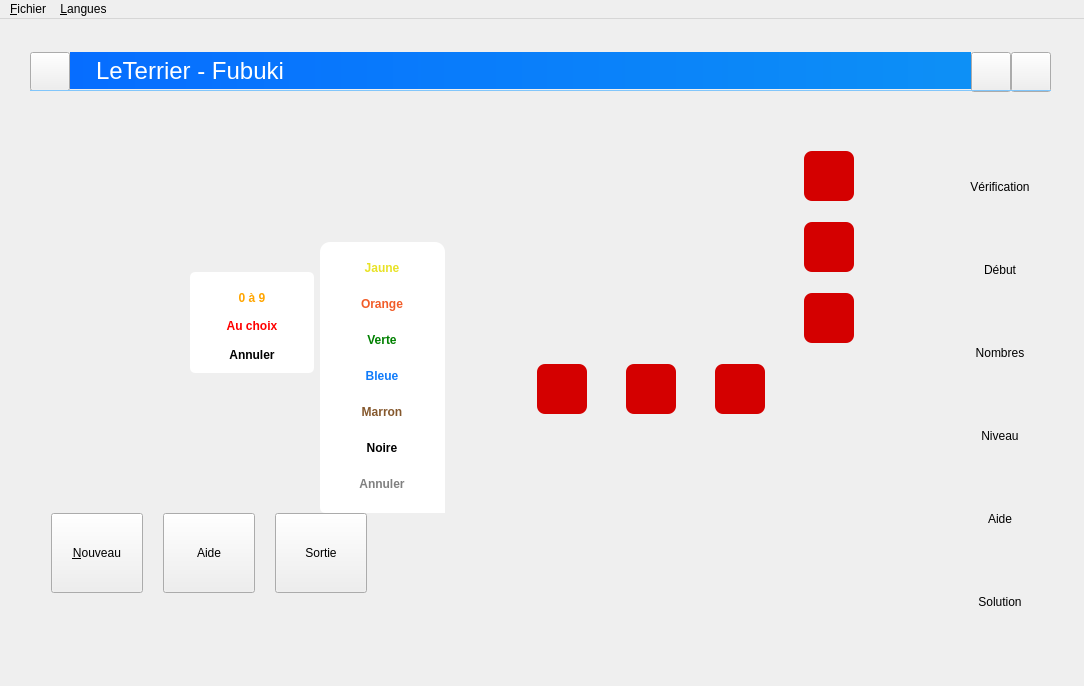
The window that mainwindow.ui (Txikilinux/leterrier-fubuki) describes before a commit, drawn with Qt 5.
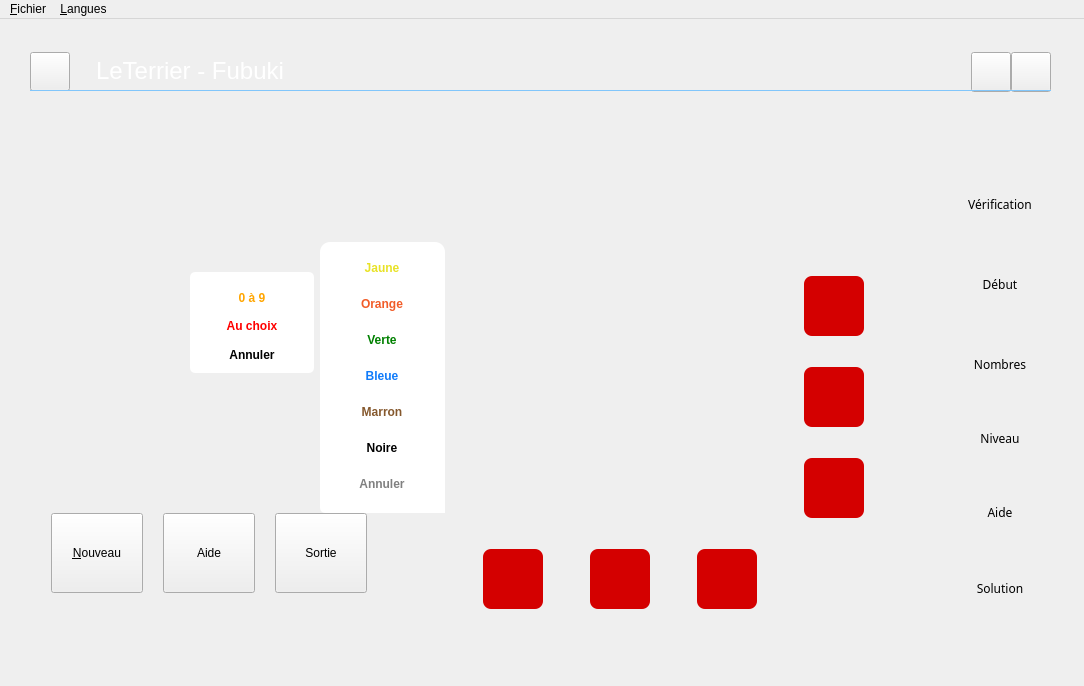
The same window after the commit. Icons and pictures are not drawn. Custom widgets are drawn as their Qt base class.

Patch:
```diff
--- a/mainwindow.ui
+++ b/mainwindow.ui
@@ -34,7 +34,7 @@
   <widget class="QWidget" name="centralWidget">
    <property name="styleSheet">
     <string notr="true">QWidget#widgetContainer {
-background-color:blue
+background-color:transparent;
 }</string>
    </property>
    <layout class="QGridLayout" name="gridLayout">
@@ -43,7 +43,7 @@
       <property name="minimumSize">
        <size>
         <width>1024</width>
-        <height>600</height>
+        <height>550</height>
        </size>
       </property>
       <property name="maximumSize">
@@ -315,9 +315,9 @@
        <widget class="QFrame" name="frmAireTravail">
         <property name="geometry">
          <rect>
-          <x>420</x>
+          <x>390</x>
           <y>40</y>
-          <width>501</width>
+          <width>531</width>
           <height>561</height>
          </rect>
         </property>
@@ -424,10 +424,10 @@
         <widget class="QFrame" name="frmCases">
          <property name="geometry">
           <rect>
-           <x>0</x>
-           <y>0</y>
-           <width>481</width>
-           <height>381</height>
+           <x>30</x>
+           <y>160</y>
+           <width>444</width>
+           <height>380</height>
           </rect>
          </property>
          <property name="minimumSize">
@@ -441,62 +441,23 @@
          </property>
          <layout class="QGridLayout" name="layoutCases">
           <property name="leftMargin">
-           <number>50</number>
+           <number>3</number>
           </property>
           <property name="topMargin">
-           <number>40</number>
-          </property>
-          <property name="rightMargin">
-           <number>40</number>
-          </property>
-          <property name="bottomMargin">
-           <number>40</number>
-          </property>
-          <property name="spacing">
            <number>2</number>
           </property>
-          <item row="0" column="0">
-           <widget class="QPushButton" name="btnCase0">
-            <property name="sizePolicy">
-             <sizepolicy hsizetype="Fixed" vsizetype="Fixed">
-              <horstretch>0</horstretch>
-              <verstretch>0</verstretch>
-             </sizepolicy>
-            </property>
-            <property name="minimumSize">
-             <size>
-              <width>50</width>
-              <height>50</height>
-             </size>
-            </property>
-            <property name="maximumSize">
-             <size>
-              <width>50</width>
-              <height>50</height>
-             </size>
-            </property>
-            <property name="font">
-             <font>
-              <family>Bitstream Charter</family>
-              <pointsize>26</pointsize>
-              <weight>75</weight>
-              <bold>true</bold>
-             </font>
-            </property>
-            <property name="focusPolicy">
-             <enum>Qt::NoFocus</enum>
-            </property>
-            <property name="styleSheet">
-             <string notr="true"/>
-            </property>
-            <property name="text">
-             <string/>
-            </property>
-            <property name="flat">
-             <bool>true</bool>
-            </property>
-           </widget>
-          </item>
+          <property name="rightMargin">
+           <number>0</number>
+          </property>
+          <property name="bottomMargin">
+           <number>0</number>
+          </property>
+          <property name="horizontalSpacing">
+           <number>17</number>
+          </property>
+          <property name="verticalSpacing">
+           <number>9</number>
+          </property>
           <item row="0" column="1">
            <widget class="QPushButton" name="btnCase1">
             <property name="sizePolicy">
@@ -507,14 +468,14 @@
             </property>
             <property name="minimumSize">
              <size>
-              <width>50</width>
-              <height>50</height>
+              <width>60</width>
+              <height>60</height>
              </size>
             </property>
             <property name="maximumSize">
              <size>
-              <width>50</width>
-              <height>50</height>
+              <width>60</width>
+              <height>60</height>
              </size>
             </property>
             <property name="font">
@@ -546,14 +507,14 @@
             </property>
             <property name="minimumSize">
              <size>
-              <width>50</width>
-              <height>50</height>
+              <width>60</width>
+              <height>60</height>
              </size>
             </property>
             <property name="maximumSize">
              <size>
-              <width>50</width>
-              <height>50</height>
+              <width>60</width>
+              <height>60</height>
              </size>
             </property>
             <property name="font">
@@ -585,14 +546,14 @@
             </property>
             <property name="minimumSize">
              <size>
-              <width>50</width>
-              <height>50</height>
+              <width>60</width>
+              <height>60</height>
              </size>
             </property>
             <property name="maximumSize">
              <size>
-              <width>50</width>
-              <height>50</height>
+              <width>60</width>
+              <height>60</height>
              </size>
             </property>
             <property name="font">
@@ -622,14 +583,14 @@
             </property>
             <property name="minimumSize">
              <size>
-              <width>50</width>
-              <height>50</height>
+              <width>60</width>
+              <height>60</height>
              </size>
             </property>
             <property name="maximumSize">
              <size>
-              <width>50</width>
-              <height>50</height>
+              <width>60</width>
+              <height>60</height>
              </size>
             </property>
             <property name="font">
@@ -661,14 +622,14 @@
             </property>
             <property name="minimumSize">
              <size>
-              <width>50</width>
-              <height>50</height>
+              <width>60</width>
+              <height>60</height>
              </size>
             </property>
             <property name="maximumSize">
              <size>
-              <width>50</width>
-              <height>50</height>
+              <width>60</width>
+              <height>60</height>
              </size>
             </property>
             <property name="font">
@@ -700,14 +661,14 @@
             </property>
             <property name="minimumSize">
              <size>
-              <width>50</width>
-              <height>50</height>
+              <width>60</width>
+              <height>60</height>
              </size>
             </property>
             <property name="maximumSize">
              <size>
-              <width>50</width>
-              <height>50</height>
+              <width>60</width>
+              <height>60</height>
              </size>
             </property>
             <property name="font">
@@ -739,14 +700,14 @@
             </property>
             <property name="minimumSize">
              <size>
-              <width>50</width>
-              <height>50</height>
+              <width>60</width>
+              <height>60</height>
              </size>
             </property>
             <property name="maximumSize">
              <size>
-              <width>50</width>
-              <height>50</height>
+              <width>60</width>
+              <height>60</height>
              </size>
             </property>
             <property name="font">
@@ -776,14 +737,14 @@
             </property>
             <property name="minimumSize">
              <size>
-              <width>50</width>
-              <height>50</height>
+              <width>60</width>
+              <height>60</height>
              </size>
             </property>
             <property name="maximumSize">
              <size>
-              <width>50</width>
-              <height>50</height>
+              <width>60</width>
+              <height>60</height>
              </size>
             </property>
             <property name="font">
@@ -815,14 +776,14 @@
             </property>
             <property name="minimumSize">
              <size>
-              <width>50</width>
-              <height>50</height>
+              <width>60</width>
+              <height>60</height>
              </size>
             </property>
             <property name="maximumSize">
              <size>
-              <width>50</width>
-              <height>50</height>
+              <width>60</width>
+              <height>60</height>
              </size>
             </property>
             <property name="font">
@@ -854,14 +815,14 @@
             </property>
             <property name="minimumSize">
              <size>
-              <width>50</width>
-              <height>50</height>
+              <width>60</width>
+              <height>60</height>
              </size>
             </property>
             <property name="maximumSize">
              <size>
-              <width>50</width>
-              <height>50</height>
+              <width>60</width>
+              <height>60</height>
              </size>
             </property>
             <property name="font">
@@ -893,14 +854,14 @@
             </property>
             <property name="minimumSize">
              <size>
-              <width>50</width>
-              <height>50</height>
+              <width>60</width>
+              <height>60</height>
              </size>
             </property>
             <property name="maximumSize">
              <size>
-              <width>50</width>
-              <height>50</height>
+              <width>60</width>
+              <height>60</height>
              </size>
             </property>
             <property name="font">
@@ -930,14 +891,14 @@
             </property>
             <property name="minimumSize">
              <size>
-              <width>50</width>
-              <height>50</height>
+              <width>60</width>
+              <height>60</height>
              </size>
             </property>
             <property name="maximumSize">
              <size>
-              <width>50</width>
-              <height>50</height>
+              <width>60</width>
+              <height>60</height>
              </size>
             </property>
             <property name="font">
@@ -967,14 +928,14 @@
             </property>
             <property name="minimumSize">
              <size>
-              <width>50</width>
-              <height>50</height>
+              <width>60</width>
+              <height>60</height>
              </size>
             </property>
             <property name="maximumSize">
              <size>
-              <width>50</width>
-              <height>50</height>
+              <width>60</width>
+              <height>60</height>
              </size>
             </property>
             <property name="font">
@@ -1004,14 +965,14 @@
             </property>
             <property name="minimumSize">
              <size>
-              <width>50</width>
-              <height>50</height>
+              <width>60</width>
+              <height>60</height>
              </size>
             </property>
             <property name="maximumSize">
              <size>
-              <width>50</width>
-              <height>50</height>
+              <width>60</width>
+              <height>60</height>
              </size>
             </property>
             <property name="font">
@@ -1031,127 +992,126 @@
             </property>
            </widget>
           </item>
+          <item row="0" column="0">
+           <widget class="QPushButton" name="btnCase0">
+            <property name="sizePolicy">
+             <sizepolicy hsizetype="Fixed" vsizetype="Fixed">
+              <horstretch>0</horstretch>
+              <verstretch>0</verstretch>
+             </sizepolicy>
+            </property>
+            <property name="minimumSize">
+             <size>
+              <width>60</width>
+              <height>60</height>
+             </size>
+            </property>
+            <property name="maximumSize">
+             <size>
+              <width>60</width>
+              <height>60</height>
+             </size>
+            </property>
+            <property name="font">
+             <font>
+              <family>Bitstream Charter</family>
+              <pointsize>26</pointsize>
+              <weight>75</weight>
+              <bold>true</bold>
+             </font>
+            </property>
+            <property name="focusPolicy">
+             <enum>Qt::NoFocus</enum>
+            </property>
+            <property name="styleSheet">
+             <string notr="true"/>
+            </property>
+            <property name="text">
+             <string/>
+            </property>
+            <property name="flat">
+             <bool>true</bool>
+            </property>
+           </widget>
+          </item>
          </layout>
         </widget>
         <widget class="QFrame" name="frmBtnNombres">
          <property name="geometry">
           <rect>
-           <x>110</x>
-           <y>380</y>
-           <width>311</width>
-           <height>181</height>
+           <x>0</x>
+           <y>40</y>
+           <width>510</width>
+           <height>70</height>
           </rect>
          </property>
          <property name="styleSheet">
-          <string notr="true"> *[flat=&quot;true&quot;]{
-	color : #d40000;
-	border-radius : 8px;
-	border-width : 2px;
-	border-style : solid;
-	border-color : #d40000;
- }
-
- *[flat=&quot;true&quot;]:hover{ 
-	color : #d40000; 
-	border-radius : 8px; 
-	border-width : 2px;
-	border-style : solid ;
-	border-color : white;
- }
-
-QPushButton#btnInformation {
-    border-radius : 8px; 
-    border-width : 0px;
-    border-style : solid ;
-    border-color : transparent;
-}
-QPushButton#btnInformation:hover { 
-    border-radius : 8px; 
-    border-width : 0px;
-    border-style : solid ;
-    border-color : transparent;
-}
-QPushButton#btnInformation:disabled { 
-    border-radius : 8px; 
-    border-width : 0px;
-    border-style : solid ;
-    border-color : transparent;
-}
-QPushButton#btnVerifier {
-    border-radius : 8px; 
-    border-width : 0px;
-    border-style : solid ;
-    border-color : transparent; }
-QPushButton#btnVerifier:hover { 
-    border-radius : 8px; 
-    border-width : 0px;
-    border-style : solid ;
-    border-color : transparent; }
-QPushButton#btnAbandonner {
-    border-radius : 8px; 
-    border-width : 0px;
-    border-style : solid ;
-    border-color : transparent; }
-QPushButton#btnAbandonner:hover { 
-    border-radius : 8px; 
-    border-width : 0px;
-    border-style : solid ;
-    border-color : transparent; }
-QPushButton#btnNouveau {
-    border-radius : 8px; 
-    border-width : 0px;
-    border-style : solid ;
-    border-color : transparent; }
-QPushButton#btnNouveau:hover { 
-    border-radius : 8px; 
-    border-width : 0px;
-    border-style : solid ;
-    border-color : transparent; }
-QPushButton#btnQuitter {
-    border-radius : 8px; 
-    border-width : 0px;
-    border-style : solid ;
-    border-color : transparent; }
-QPushButton#btnQuitter:hover { 
-    border-radius : 8px; 
-    border-width : 0px;
-    border-style : solid ;
-    border-color : transparent; }</string>
+          <string notr="true"/>
          </property>
          <property name="lineWidth">
           <number>0</number>
          </property>
-         <layout class="QGridLayout" name="gridBtnNombres">
+         <layout class="QHBoxLayout" name="horizontalLayout">
+          <property name="spacing">
+           <number>7</number>
+          </property>
           <property name="leftMargin">
-           <number>50</number>
+           <number>7</number>
           </property>
           <property name="topMargin">
            <number>0</number>
           </property>
           <property name="rightMargin">
-           <number>50</number>
+           <number>1</number>
           </property>
           <property name="bottomMargin">
            <number>0</number>
           </property>
-          <property name="horizontalSpacing">
-           <number>12</number>
-          </property>
-          <property name="verticalSpacing">
-           <number>6</number>
-          </property>
-          <item row="0" column="0">
+          <item>
+           <widget class="QPushButton" name="btnNbre0">
+            <property name="minimumSize">
+             <size>
+              <width>40</width>
+              <height>40</height>
+             </size>
+            </property>
+            <property name="maximumSize">
+             <size>
+              <width>40</width>
+              <height>40</height>
+             </size>
+            </property>
+            <property name="font">
+             <font>
+              <family>Bitstream Charter</family>
+              <pointsize>15</pointsize>
+              <weight>75</weight>
+              <bold>true</bold>
+             </font>
+            </property>
+            <property name="focusPolicy">
+             <enum>Qt::NoFocus</enum>
+            </property>
+            <property name="text">
+             <string/>
+            </property>
+            <property name="flat">
+             <bool>true</bool>
+            </property>
+           </widget>
+          </item>
+          <item>
            <widget class="QPushButton" name="btnNbre6">
             <property name="minimumSize">
              <size>
-              <width>35</width>
-              <height>35</height>
+              <width>40</width>
+              <height>40</height>
              </size>
             </property>
             <property name="maximumSize">
              <size>
-              <width>30</width>
-              <height>30</height>
+              <width>40</width>
+              <height>40</height>
              </size>
             </property>
             <property name="font">
@@ -1176,90 +1136,18 @@
             </property>
            </widget>
           </item>
-          <item row="0" column="1">
-           <widget class="QPushButton" name="btnNbre7">
-            <property name="minimumSize">
-             <size>
-              <width>35</width>
-              <height>35</height>
-             </size>
-            </property>
-            <property name="maximumSize">
-             <size>
-              <width>30</width>
-              <height>30</height>
-             </size>
-            </property>
-            <property name="font">
-             <font>
-              <family>Bitstream Charter</family>
-              <pointsize>15</pointsize>
-              <weight>75</weight>
-              <bold>true</bold>
-             </font>
-            </property>
-            <property name="cursor">
-             <cursorShape>ArrowCursor</cursorShape>
-            </property>
-            <property name="focusPolicy">
-             <enum>Qt::NoFocus</enum>
-            </property>
-            <property name="text">
-             <string/>
-            </property>
-            <property name="flat">
-             <bool>true</bool>
-            </property>
-           </widget>
-          </item>
-          <item row="0" column="2">
-           <widget class="QPushButton" name="btnNbre8">
-            <property name="minimumSize">
-             <size>
-              <width>35</width>
-              <height>35</height>
-             </size>
-            </property>
-            <property name="maximumSize">
-             <size>
-              <width>30</width>
-              <height>30</height>
-             </size>
-            </property>
-            <property name="font">
-             <font>
-              <family>Bitstream Charter</family>
-              <pointsize>15</pointsize>
-              <weight>75</weight>
-              <bold>true</bold>
-             </font>
-            </property>
-            <property name="cursor">
-             <cursorShape>ArrowCursor</cursorShape>
-            </property>
-            <property name="focusPolicy">
-             <enum>Qt::NoFocus</enum>
-            </property>
-            <property name="text">
-             <string/>
-            </property>
-            <property name="flat">
-             <bool>true</bool>
-            </property>
-           </widget>
-          </item>
-          <item row="1" column="0">
+          <item>
            <widget class="QPushButton" name="btnNbre3">
             <property name="minimumSize">
              <size>
-              <width>35</width>
-              <height>35</height>
+              <width>40</width>
+              <height>40</height>
              </size>
             </property>
             <property name="maximumSize">
              <size>
-              <width>30</width>
-              <height>30</height>
+              <width>40</width>
+              <height>40</height>
              </size>
             </property>
             <property name="font">
@@ -1281,18 +1169,18 @@
             </property>
            </widget>
           </item>
-          <item row="1" column="1">
+          <item>
            <widget class="QPushButton" name="btnNbre4">
             <property name="minimumSize">
              <size>
-              <width>35</width>
-              <height>35</height>
+              <width>40</width>
+              <height>40</height>
              </size>
             </property>
             <property name="maximumSize">
              <size>
-              <width>30</width>
-              <height>30</height>
+              <width>40</width>
+              <height>40</height>
              </size>
             </property>
             <property name="font">
@@ -1314,18 +1202,18 @@
             </property>
            </widget>
           </item>
-          <item row="1" column="2">
-           <widget class="QPushButton" name="btnNbre5">
+          <item>
+           <widget class="QPushButton" name="btnNbre7">
             <property name="minimumSize">
              <size>
-              <width>35</width>
-              <height>35</height>
+              <width>40</width>
+              <height>40</height>
              </size>
             </property>
             <property name="maximumSize">
              <size>
-              <width>30</width>
-              <height>30</height>
+              <width>40</width>
+              <height>40</height>
              </size>
             </property>
             <property name="font">
@@ -1339,36 +1227,6 @@
             <property name="focusPolicy">
              <enum>Qt::NoFocus</enum>
             </property>
-            <property name="text">
-             <string/>
-            </property>
-            <property name="flat">
-             <bool>true</bool>
-            </property>
-           </widget>
-          </item>
-          <item row="2" column="0">
-           <widget class="QPushButton" name="btnNbre0">
-            <property name="minimumSize">
-             <size>
-              <width>35</width>
-              <height>35</height>
-             </size>
-            </property>
-            <property name="maximumSize">
-             <size>
-              <width>30</width>
-              <height>30</height>
-             </size>
-            </property>
-            <property name="font">
-             <font>
-              <family>Bitstream Charter</family>
-              <pointsize>15</pointsize>
-              <weight>75</weight>
-              <bold>true</bold>
-             </font>
-            </property>
             <property name="focusPolicy">
              <enum>Qt::NoFocus</enum>
             </property>
@@ -1380,18 +1238,18 @@
             </property>
            </widget>
           </item>
-          <item row="2" column="1">
+          <item>
            <widget class="QPushButton" name="btnNbre1">
             <property name="minimumSize">
              <size>
-              <width>35</width>
-              <height>35</height>
+              <width>40</width>
+              <height>40</height>
              </size>
             </property>
             <property name="maximumSize">
              <size>
-              <width>30</width>
-              <height>30</height>
+              <width>40</width>
+              <height>40</height>
              </size>
             </property>
             <property name="font">
@@ -1413,18 +1271,87 @@
             </property>
            </widget>
           </item>
-          <item row="2" column="2">
+          <item>
            <widget class="QPushButton" name="btnNbre2">
             <property name="minimumSize">
              <size>
-              <width>35</width>
-              <height>35</height>
+              <width>40</width>
+              <height>40</height>
              </size>
             </property>
             <property name="maximumSize">
              <size>
-              <width>30</width>
-              <height>30</height>
+              <width>40</width>
+              <height>40</height>
+             </size>
+            </property>
+            <property name="font">
+             <font>
+              <family>Bitstream Charter</family>
+              <pointsize>15</pointsize>
+              <weight>75</weight>
+              <bold>true</bold>
+             </font>
+            </property>
+            <property name="focusPolicy">
+             <enum>Qt::NoFocus</enum>
+            </property>
+            <property name="text">
+             <string/>
+            </property>
+            <property name="flat">
+             <bool>true</bool>
+            </property>
+           </widget>
+          </item>
+          <item>
+           <widget class="QPushButton" name="btnNbre8">
+            <property name="minimumSize">
+             <size>
+              <width>40</width>
+              <height>40</height>
+             </size>
+            </property>
+            <property name="maximumSize">
+             <size>
+              <width>40</width>
+              <height>40</height>
+             </size>
+            </property>
+            <property name="font">
+             <font>
+              <family>Bitstream Charter</family>
+              <pointsize>15</pointsize>
+              <weight>75</weight>
+              <bold>true</bold>
+             </font>
+            </property>
+            <property name="cursor">
+             <cursorShape>ArrowCursor</cursorShape>
+            </property>
+            <property name="focusPolicy">
+             <enum>Qt::NoFocus</enum>
+            </property>
+            <property name="text">
+             <string/>
+            </property>
+            <property name="flat">
+             <bool>true</bool>
+            </property>
+           </widget>
+          </item>
+          <item>
+           <widget class="QPushButton" name="btnNbre5">
+            <property name="minimumSize">
+             <size>
+              <width>40</width>
+              <height>40</height>
+             </size>
+            </property>
+            <property name="maximumSize">
+             <size>
+              <width>40</width>
+              <height>40</height>
              </size>
             </property>
             <property name="font">
@@ -1453,9 +1380,9 @@
         <property name="geometry">
          <rect>
           <x>920</x>
-          <y>90</y>
+          <y>110</y>
           <width>100</width>
-          <height>511</height>
+          <height>471</height>
          </rect>
         </property>
         <property name="minimumSize">
@@ -1496,6 +1423,7 @@
            </property>
            <property name="font">
             <font>
+             <family>Andika Basic</family>
              <weight>50</weight>
              <bold>false</bold>
             </font>
@@ -1531,7 +1459,7 @@
            <property name="minimumSize">
             <size>
              <width>0</width>
-             <height>72</height>
+             <height>60</height>
             </size>
            </property>
            <property name="maximumSize">
@@ -1542,6 +1470,7 @@
            </property>
            <property name="font">
             <font>
+             <family>Andika Basic</family>
              <weight>50</weight>
              <bold>false</bold>
             </font>
@@ -1588,6 +1517,7 @@
            </property>
            <property name="font">
             <font>
+             <family>Andika Basic</family>
              <weight>50</weight>
              <bold>false</bold>
             </font>
@@ -1634,6 +1564,7 @@
            </property>
            <property name="font">
             <font>
+             <family>Andika Basic</family>
              <weight>50</weight>
              <bold>false</bold>
             </font>
@@ -1663,7 +1594,7 @@
            <property name="minimumSize">
             <size>
              <width>0</width>
-             <height>72</height>
+             <height>65</height>
             </size>
            </property>
            <property name="maximumSize">
@@ -1674,6 +1605,7 @@
            </property>
            <property name="font">
             <font>
+             <family>Andika Basic</family>
              <weight>50</weight>
              <bold>false</bold>
             </font>
@@ -1720,6 +1652,7 @@
            </property>
            <property name="font">
             <font>
+             <family>Andika Basic</family>
              <weight>50</weight>
              <bold>false</bold>
             </font>
@@ -2324,7 +2257,6 @@
            <property name="styleSheet">
             <string notr="true">QLabel {
 padding-left:20px;
-background-color: qlineargradient( x1:0 y1:0, x2:1 y2:0, stop:0 #066DFF, stop:1 #0D90F6);
 color:white;
 font-size:24px;
 
```
Left out of the diff: 11 changed lines with no effect on the pictures.
